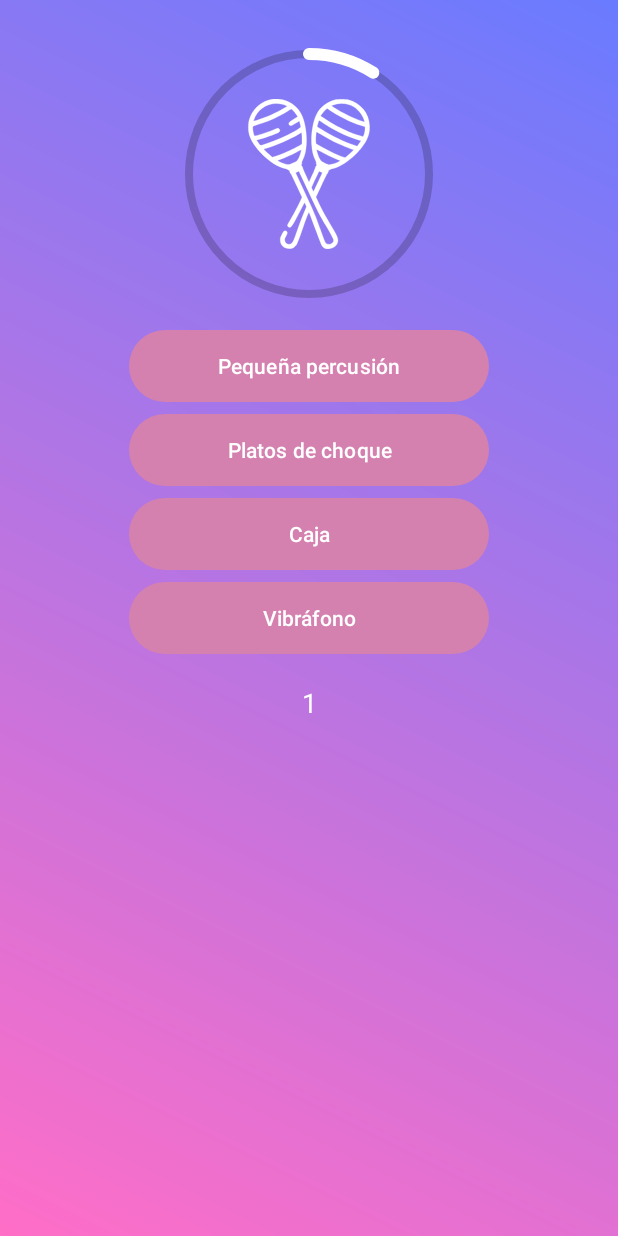
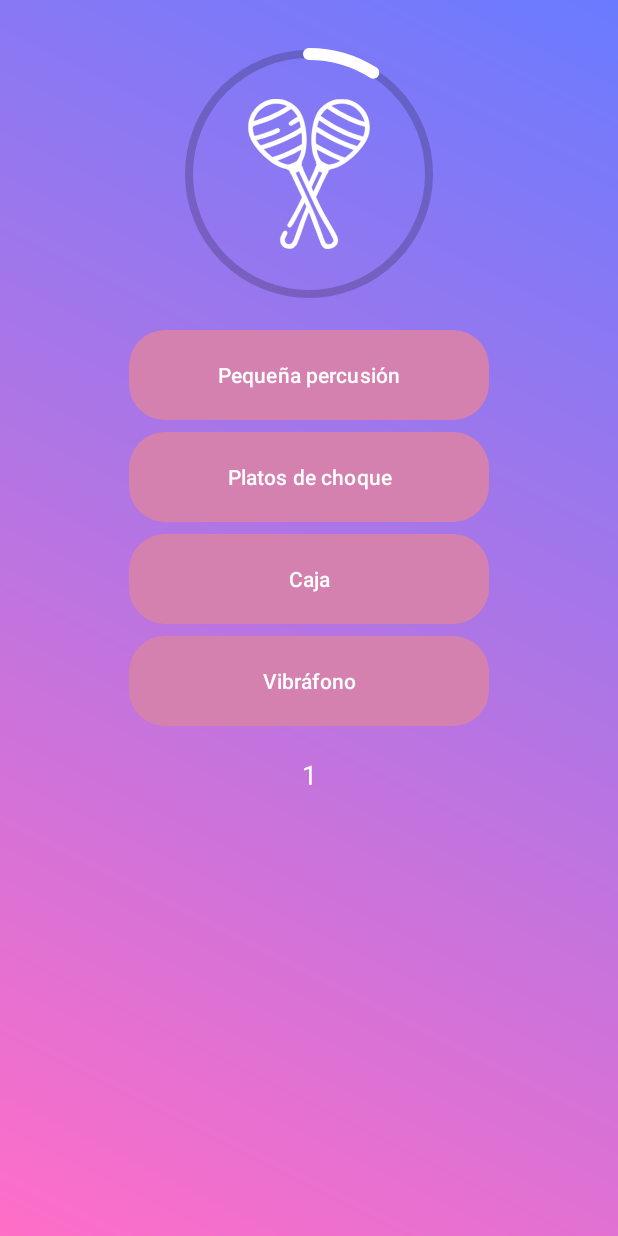
Before and after one commit to mariokhz/MusiKe, an Android app: the GameActivity screen opened directly, with no data from a screen before it, on a phone screen of 412 x 824 dp. Run offline under Robolectric (Android 15) with nearby library versions, the phone set to English and light mode, and no system bars.

Commit message:
[game] botones más grandes

```diff
--- a/app/src/main/res/layout/activity_game.xml
+++ b/app/src/main/res/layout/activity_game.xml
@@ -49,7 +49,7 @@
             android:id="@+id/option1"
             android:onClick="onOptionSelected"
             android:layout_width="240dp"
-            android:layout_height="wrap_content"
+            android:layout_height="60dp"
             app:backgroundTint="@null"
             android:background="@drawable/button_selector"
             android:text="" />
@@ -57,7 +57,7 @@
         <com.google.android.material.button.MaterialButton
             android:id="@+id/option2"
             android:layout_width="240dp"
-            android:layout_height="wrap_content"
+            android:layout_height="60dp"
             android:onClick="onOptionSelected"
             android:background="@drawable/button_selector"
             app:backgroundTint="@null"
@@ -66,7 +66,7 @@
         <com.google.android.material.button.MaterialButton
             android:id="@+id/option3"
             android:layout_width="240dp"
-            android:layout_height="wrap_content"
+            android:layout_height="60dp"
             android:onClick="onOptionSelected"
             android:background="@drawable/button_selector"
             app:backgroundTint="@null"
@@ -75,7 +75,7 @@
         <com.google.android.material.button.MaterialButton
             android:id="@+id/option4"
             android:layout_width="240dp"
-            android:layout_height="wrap_content"
+            android:layout_height="60dp"
             android:onClick="onOptionSelected"
             android:background="@drawable/button_selector"
             app:backgroundTint="@null"
```
